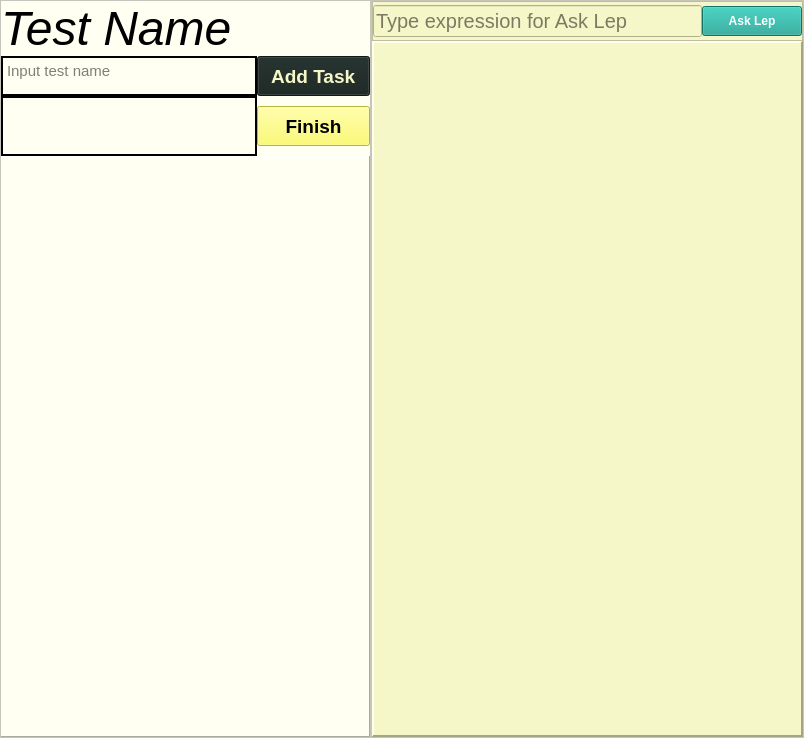
Before: the Qt Designer form src/views/ui/testMaking.ui in adibozzhanov/LeProgram, drawn with Qt 5.
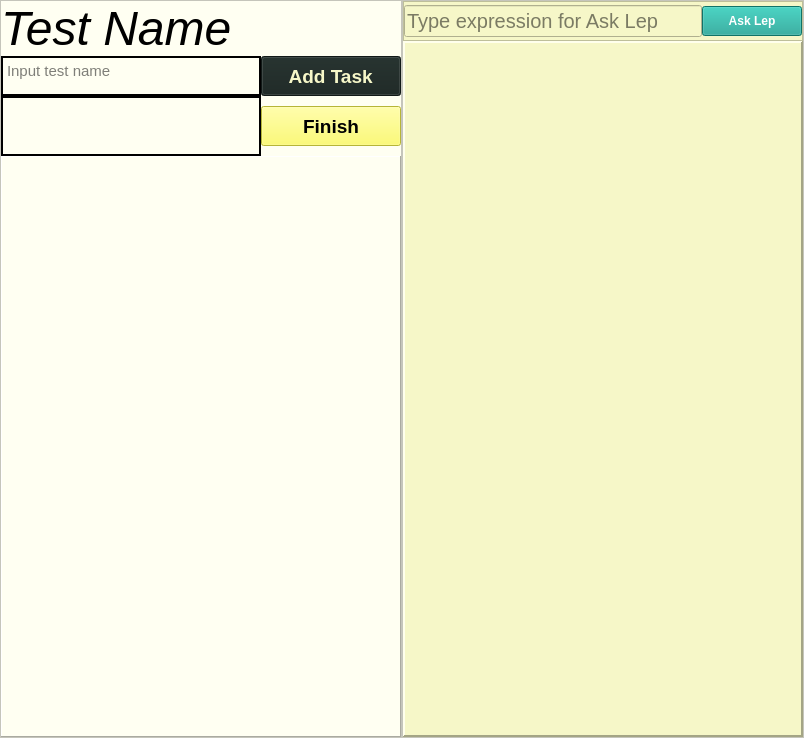
After: the same form once the commit is applied.

Commit message: fix: CARMEN IT'S FIXED

```diff
--- a/src/views/ui/testMaking.ui
+++ b/src/views/ui/testMaking.ui
@@ -17,7 +17,10 @@
    <string notr="true">background-color: rgb(255, 255, 242);
 border-color: rgb(255, 255, 242);</string>
   </property>
-  <layout class="QGridLayout" name="gridLayout">
+  <layout class="QHBoxLayout" name="horizontalLayout_2">
+   <property name="spacing">
+    <number>0</number>
+   </property>
    <property name="leftMargin">
     <number>0</number>
    </property>
@@ -30,11 +33,14 @@
    <property name="bottomMargin">
     <number>0</number>
    </property>
-   <property name="spacing">
-    <number>0</number>
-   </property>
-   <item row="12" column="3">
+   <item>
     <widget class="QFrame" name="frame">
+     <property name="sizePolicy">
+      <sizepolicy hsizetype="Expanding" vsizetype="Preferred">
+       <horstretch>0</horstretch>
+       <verstretch>0</verstretch>
+      </sizepolicy>
+     </property>
      <property name="frameShape">
       <enum>QFrame::StyledPanel</enum>
      </property>
@@ -116,7 +122,7 @@
            </property>
            <property name="maximumSize">
             <size>
-             <width>800</width>
+             <width>1000</width>
              <height>40</height>
             </size>
            </property>
@@ -220,7 +226,7 @@
            </property>
            <property name="maximumSize">
             <size>
-             <width>16777215</width>
+             <width>140</width>
              <height>40</height>
             </size>
            </property>
@@ -252,7 +258,7 @@
            </property>
            <property name="maximumSize">
             <size>
-             <width>16777215</width>
+             <width>140</width>
              <height>40</height>
             </size>
            </property>
@@ -319,7 +325,7 @@
           <rect>
            <x>0</x>
            <y>0</y>
-           <width>387</width>
+           <width>398</width>
            <height>577</height>
           </rect>
          </property>
@@ -338,7 +344,7 @@
      </layout>
     </widget>
    </item>
-   <item row="12" column="4">
+   <item>
     <widget class="QFrame" name="frame_3">
      <property name="frameShape">
       <enum>QFrame::StyledPanel</enum>
```
The commit also changes 2 other files.
